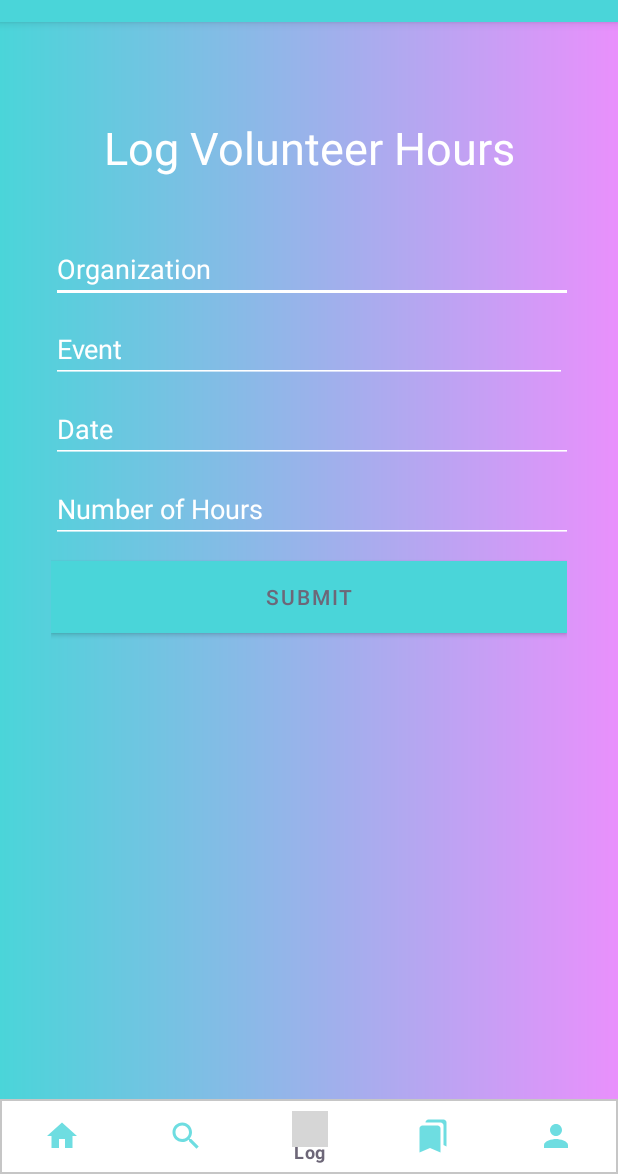
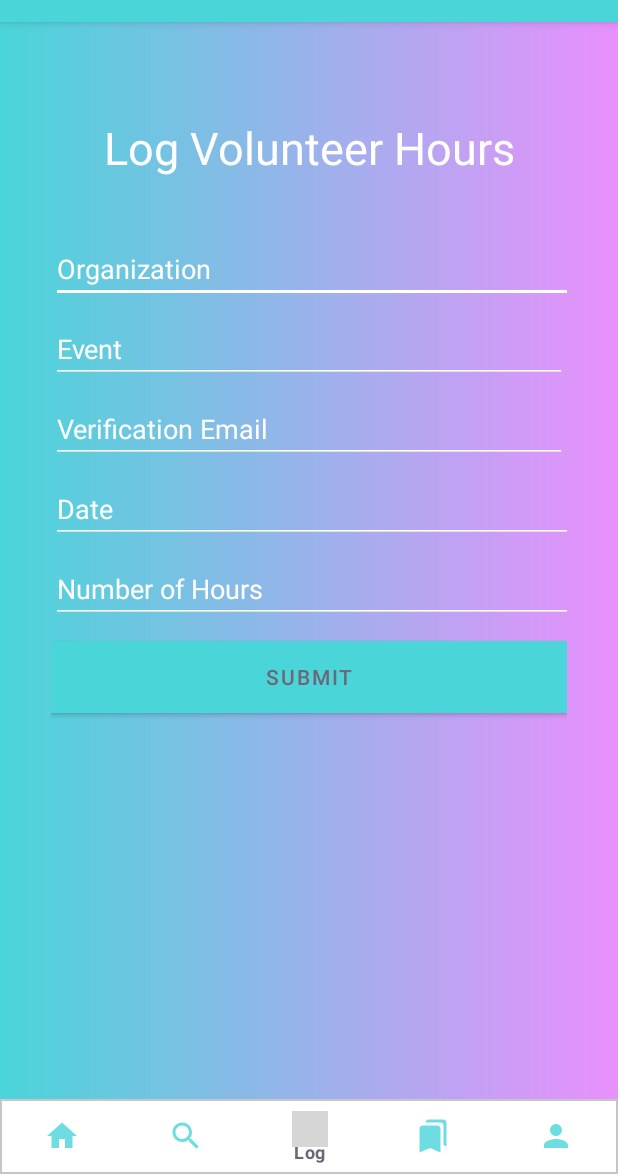
Before and after one commit to Hyma200/Reach, an Android app: the Log screen opened directly, with no data from a screen before it, on a phone screen of 412 x 824 dp, the part 62-1236 px from its top. Run offline under Robolectric (Android 15) with nearby library versions, the phone set to English and light mode, and no system bars; our stand-ins replace Firebase (no records; nobody signed in at launch, a user with empty details on screens opened directly); grey boxes are pictures that could not be loaded.

Commit message:
Added Verification Email

```diff
--- a/app/src/main/res/layout/activity_log.xml
+++ b/app/src/main/res/layout/activity_log.xml
@@ -79,6 +79,22 @@
                 android:textColorLink="@color/teal" />
 
             <EditText
+                android:id="@+id/verifyEmail"
+                android:layout_width="match_parent"
+                android:layout_height="wrap_content"
+                android:layout_marginTop="8dp"
+                android:autofillHints=""
+                android:backgroundTint="#fff"
+                android:ems="10"
+                android:foregroundTint="#fff"
+                android:hint="Verification Email"
+                android:inputType="text"
+                android:textColor="@color/dark_purple"
+                android:textColorHighlight="#D1BBEC"
+                android:textColorHint="#FFFFFF"
+                android:textColorLink="@color/teal" />
+
+            <EditText
                 android:id="@+id/date"
                 android:layout_width="349dp"
                 android:layout_height="wrap_content"
```
